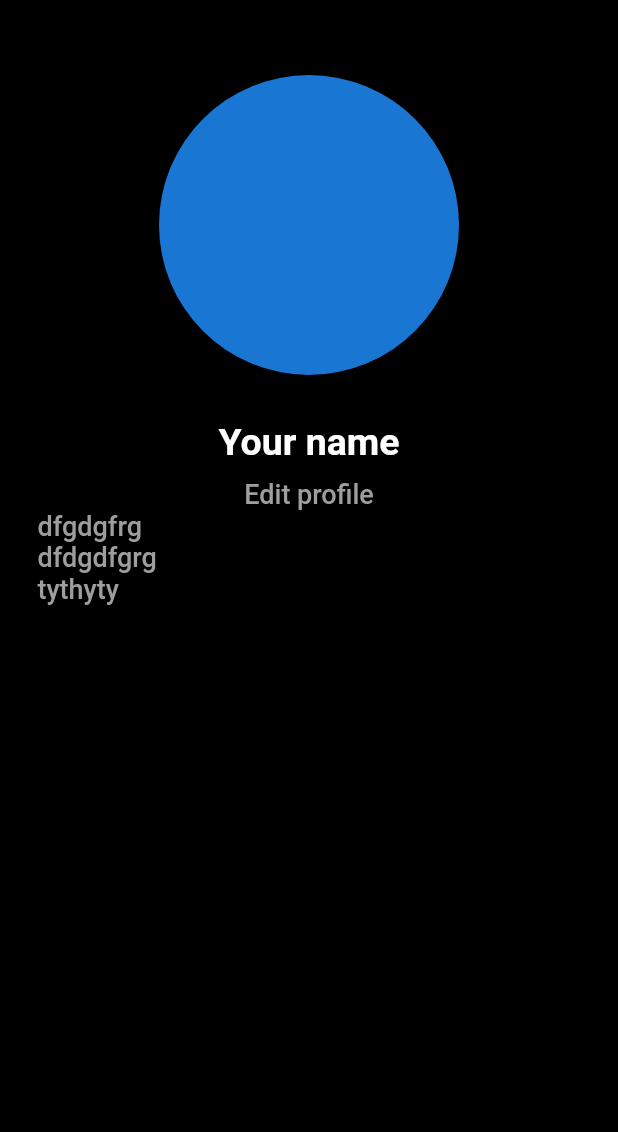
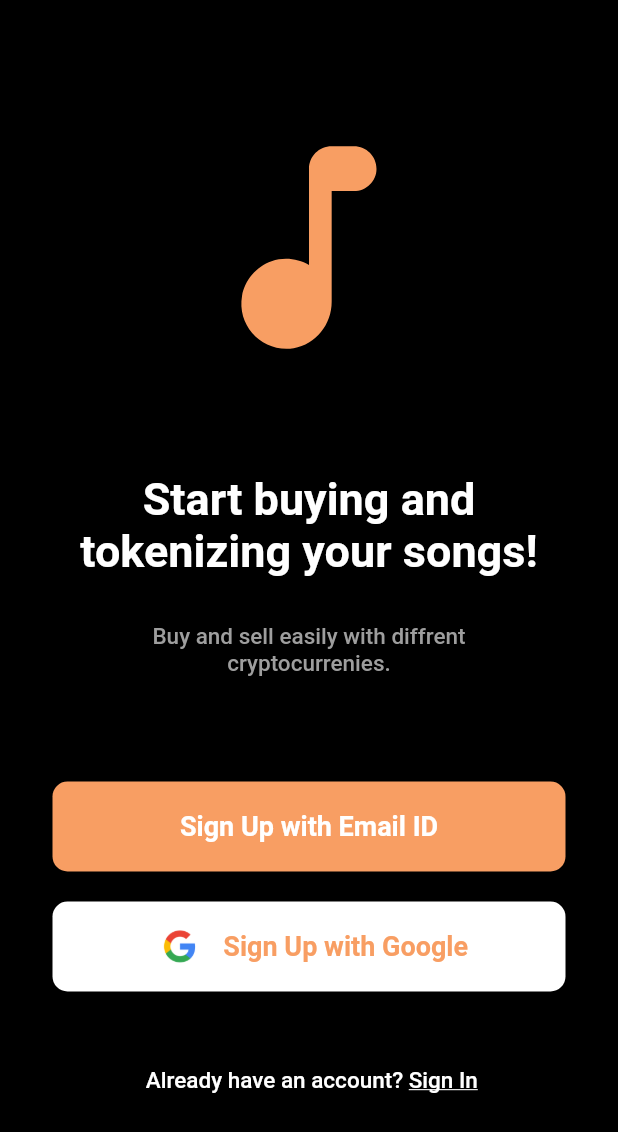
Before and after one commit to themanavshah/bustle, a Flutter app: the screen it shows after launch, on a phone screen of 412 x 824 dp. Shown: the top 1132 px of the screen. Run offline on Flutter 3.47's test engine with Material 2 defaults, Android fonts, the phone set to English and light mode, and no system bars; our stand-ins replace flutter_riverpod; missing offline and left inert: swipedetector.

Commit message:
added an auth screen

```diff
--- a/lib/main.dart
+++ b/lib/main.dart
@@ -1,5 +1,6 @@
 import 'package:beats/provider/bottomController.dart';
 import 'package:beats/provider/musicTimeLine.dart';
+import 'package:beats/ui/pages/authScreen.dart';
 import 'package:beats/ui/widgets/commonScaffold.dart';
 import 'package:flutter/material.dart';
 import 'package:provider/provider.dart';
@@ -24,7 +25,7 @@ class MyApp extends StatelessWidget {
           ChangeNotifierProvider<BottomController>(
               create: (ctx) => BottomController()),
         ],
-        child: CommonScaffold(),
+        child: AuthScreen(),
       ),
     );
   }
--- /dev/null
+++ b/lib/ui/pages/authScreen.dart
@@ -0,0 +1,140 @@
+import 'package:beats/ui/pages/signup.dart';
+import 'package:flutter/material.dart';
+
+class AuthScreen extends StatelessWidget {
+  @override
+  Widget build(BuildContext context) {
+    return Scaffold(
+      backgroundColor: Colors.black,
+      body: Center(
+        child: Padding(
+          padding: const EdgeInsets.all(35.0),
+          child: Column(
+            children: [
+              CircleAvatar(
+                child: Icon(
+                  Icons.music_note_rounded,
+                  color: Color(0xFFF89E63),
+                  size: 180,
+                ),
+                backgroundColor: Colors.transparent,
+                radius: 130,
+              ),
+              SizedBox(height: 20),
+              Text(
+                'Start buying and tokenizing your songs!',
+                textAlign: TextAlign.center,
+                style: TextStyle(
+                  color: Colors.white,
+                  fontSize: 30,
+                  fontWeight: FontWeight.bold,
+                ),
+              ),
+              SizedBox(height: 10),
+              Padding(
+                padding: const EdgeInsets.all(20.0),
+                child: Text(
+                  'Buy and sell easily with diffrent cryptocurrenies.',
+                  textAlign: TextAlign.center,
+                  style: TextStyle(
+                    color: Colors.grey,
+                    fontSize: 15,
+                    fontWeight: FontWeight.w500,
+                  ),
+                ),
+              ),
+              SizedBox(height: 50),
+              GestureDetector(
+                onTap: () {
+                  Navigator.push(
+                    context,
+                    MaterialPageRoute(builder: (context) => SignUp()),
+                  );
+                },
+                child: Container(
+                  height: 60,
+                  width: MediaQuery.of(context).size.width,
+                  decoration: BoxDecoration(
+                    borderRadius: BorderRadius.circular(10),
+                    color: Color(0xFFF89E63),
+                  ),
+                  child: Center(
+                    child: Text(
+                      'Sign Up with Email ID',
+                      textAlign: TextAlign.center,
+                      style: TextStyle(
+                        color: Colors.white,
+                        fontSize: 18,
+                        fontWeight: FontWeight.bold,
+                      ),
+                    ),
+                  ),
+                ),
+              ),
+              SizedBox(height: 20),
+              GestureDetector(
+                onTap: () {},
+                child: Container(
+                  height: 60,
+                  width: MediaQuery.of(context).size.width,
+                  decoration: BoxDecoration(
+                    borderRadius: BorderRadius.circular(10),
+                    color: Colors.white,
+                  ),
+                  child: Center(
+                    child: Row(
+                      mainAxisAlignment: MainAxisAlignment.center,
+                      children: [
+                        CircleAvatar(
+                          backgroundColor: Colors.transparent,
+                          backgroundImage: AssetImage('assets/google.png'),
+                        ),
+                        Text(
+                          '  Sign Up with Google',
+                          textAlign: TextAlign.center,
+                          style: TextStyle(
+                            color: Color(0xFFF89E63),
+                            fontSize: 18,
+                            fontWeight: FontWeight.bold,
+                          ),
+                        ),
+                      ],
+                    ),
+                  ),
+                ),
+              ),
+              SizedBox(height: 35),
+              TextButton(
+                onPressed: () {},
+                child: Row(
+                  mainAxisAlignment: MainAxisAlignment.center,
+                  children: [
+                    Text(
+                      'Already have an account?  ',
+                      textAlign: TextAlign.center,
+                      style: TextStyle(
+                        color: Colors.white,
+                        fontSize: 15,
+                        fontWeight: FontWeight.w500,
+                      ),
+                    ),
+                    Text(
+                      'Sign In',
+                      textAlign: TextAlign.center,
+                      style: TextStyle(
+                        decoration: TextDecoration.underline,
+                        color: Colors.white,
+                        fontSize: 15,
+                        fontWeight: FontWeight.w500,
+                      ),
+                    ),
+                  ],
+                ),
+              )
+            ],
+          ),
+        ),
+      ),
+    );
+  }
+}
--- /dev/null
+++ b/lib/ui/pages/signup.dart
@@ -0,0 +1,49 @@
+import 'package:flutter/material.dart';
+
+class SignUp extends StatelessWidget {
+  @override
+  Widget build(BuildContext context) {
+    return Scaffold(
+        backgroundColor: Colors.black,
+        body: Padding(
+          padding: const EdgeInsets.symmetric(
+            horizontal: 20.0,
+            vertical: 50,
+          ),
+          child: Column(
+            children: [
+              Row(
+                mainAxisAlignment: MainAxisAlignment.spaceBetween,
+                children: [
+                  IconButton(
+                      icon: Icon(Icons.close, color: Colors.white),
+                      onPressed: () {
+                        return Navigator.of(context).pop();
+                      }),
+                  IconButton(
+                      icon:
+                          Icon(Icons.info_outline_rounded, color: Colors.white),
+                      onPressed: () {
+                        print('info');
+                      })
+                ],
+              ),
+              // Container(
+              //   width: MediaQuery.of(context).size.width,
+              //   height: 60,
+              //   child: Padding(
+              //     padding: const EdgeInsets.all(15.0),
+              //     child: TextField(
+              //       decoration: InputDecoration(labelText: 'Name'),
+              //     ),
+              //   ),
+              //   decoration: BoxDecoration(
+              //     borderRadius: BorderRadius.circular(20),
+              //     color: Colors.grey.withOpacity(0.3),
+              //   ),
+              // ),
+            ],
+          ),
+        ));
+  }
+}
--- a/pubspec.yaml
+++ b/pubspec.yaml
@@ -50,6 +50,7 @@ flutter:
 
   # To add assets to your application, add an assets section, like this:
   assets:
+    - assets/
     - assets/images/
   #   - images/a_dot_ham.jpeg
 
```
Also changed, not shown: assets/google.png (added).
